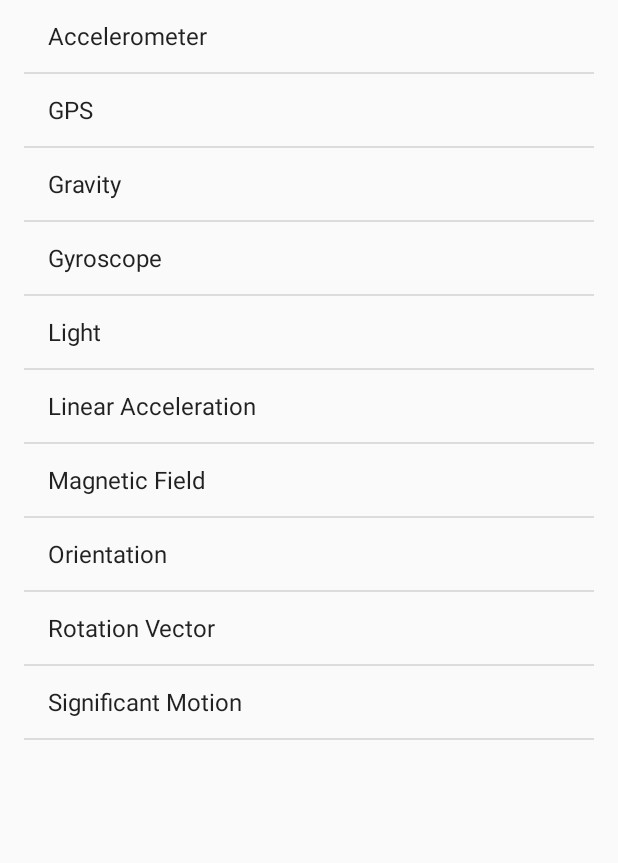
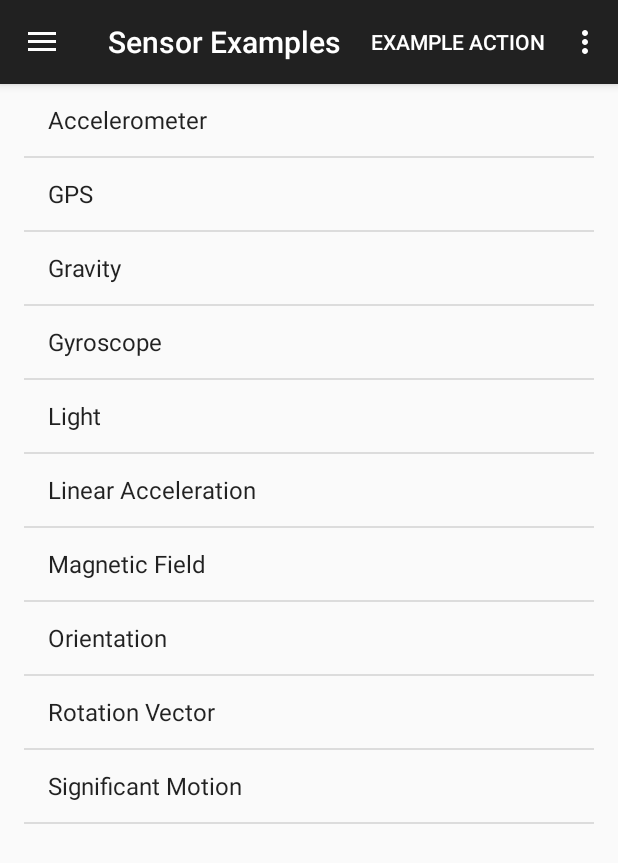
Before and after one commit to kyledef/SensorExamples, an Android app: the SensorListActivity screen opened directly, with no data from a screen before it, on a phone screen of 412 x 824 dp. Shown: the top 863 px of the screen. Run offline under Robolectric (Android 15) with nearby library versions, the phone set to English and light mode, and no system bars.

Commit message:
NavDrawer Extended to more classes

```diff
--- a/app/src/main/java/org/kyledef/sensorexamples/ui/SensorListActivity.java
+++ b/app/src/main/java/org/kyledef/sensorexamples/ui/SensorListActivity.java
@@ -6,16 +6,15 @@ import android.database.sqlite.SQLiteDatabase;
 import android.os.AsyncTask;
 import android.os.Bundle;
 import android.support.v4.app.Fragment;
-import android.support.v4.app.FragmentActivity;
 import android.util.Log;
 
+import org.kyledef.sensorexamples.BaseActivity;
 import org.kyledef.sensorexamples.R;
 import org.kyledef.sensorexamples.model.DBHelper;
 import org.kyledef.sensorexamples.utils.PrefUtils;
 import org.kyledef.sensorexamples.utils.SensorFactory;
 
-public class SensorListActivity extends FragmentActivity
-        implements SensorListFragment.Callbacks {
+public class SensorListActivity extends BaseActivity implements SensorListFragment.Callbacks {
 
     private boolean mTwoPane = false;
     public static final String ACTIVITY_TAG = "SensorListActivity";
@@ -41,6 +40,8 @@ public class SensorListActivity extends FragmentActivity
                     .findFragmentById(R.id.sensor_list))
                     .setActivateOnItemClick(true);
         }
+
+        this.setUpNavDrawer();
     }
 
     /**
--- a/app/src/main/res/layout/activity_sensor_list.xml
+++ b/app/src/main/res/layout/activity_sensor_list.xml
@@ -1,6 +1,12 @@
-<fragment
+<android.support.v4.widget.DrawerLayout
     xmlns:android="http://schemas.android.com/apk/res/android"
     xmlns:tools="http://schemas.android.com/tools"
+    android:id="@+id/drawer_layout"
+    android:layout_width="match_parent"
+    android:layout_height="match_parent"
+    tools:context="org.kyledef.sensorexamples.ui.MainMenu">
+
+    <fragment
         android:id="@+id/sensor_list"
         android:name="org.kyledef.sensorexamples.ui.SensorListFragment"
         android:layout_width="match_parent"
@@ -9,3 +15,12 @@
         android:layout_marginRight="16dp"
         tools:context=".SensorListActivity"
         tools:layout="@android:layout/list_content" />
+
+    <fragment android:id="@+id/navigation_drawer"
+        android:layout_width="@dimen/navigation_drawer_width"
+        android:layout_height="match_parent"
+        android:layout_gravity="start"
+        android:name="org.kyledef.sensorexamples.ui.NavigationDrawerFragment"
+        tools:layout="@layout/fragment_nav_drawer" />
+
+</android.support.v4.widget.DrawerLayout>
```
Also changed, not shown: app/src/main/java/org/kyledef/sensorexamples/ui/MainMenu.java (+1 -16 lines), app/src/main/res/layout/activity_main_menu.xml (+11 -15 lines), app/src/main/res/layout/activity_sensor_twopane.xml (+17 -0 lines). Lines whose indentation alone changed are shown as unchanged.
